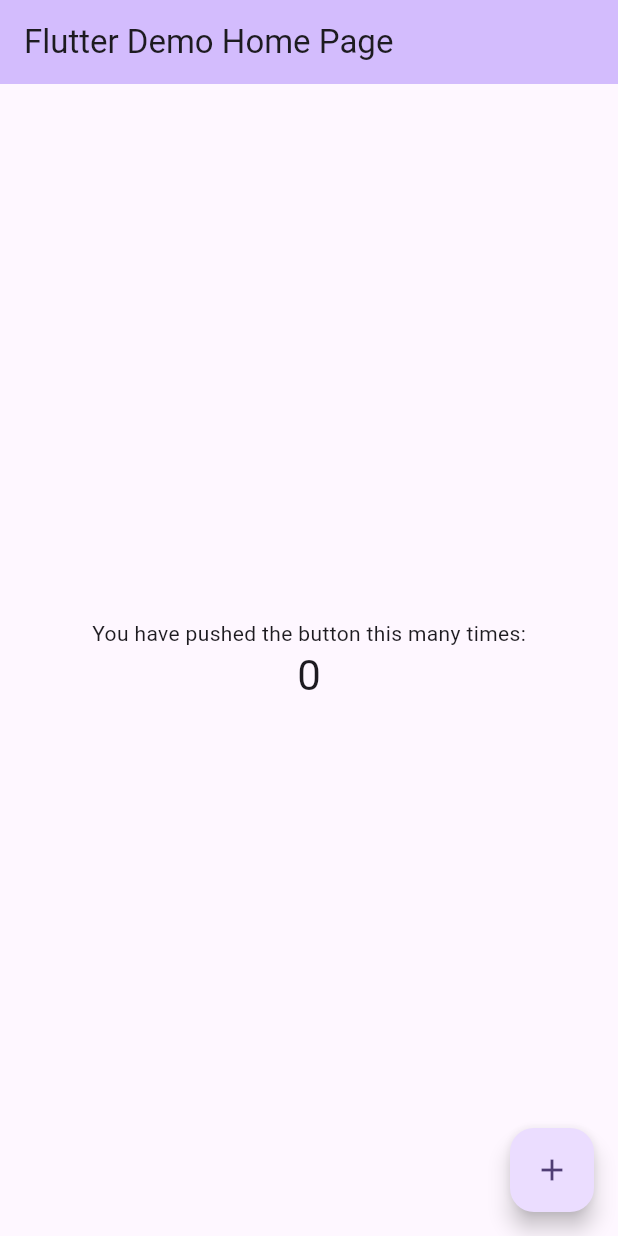
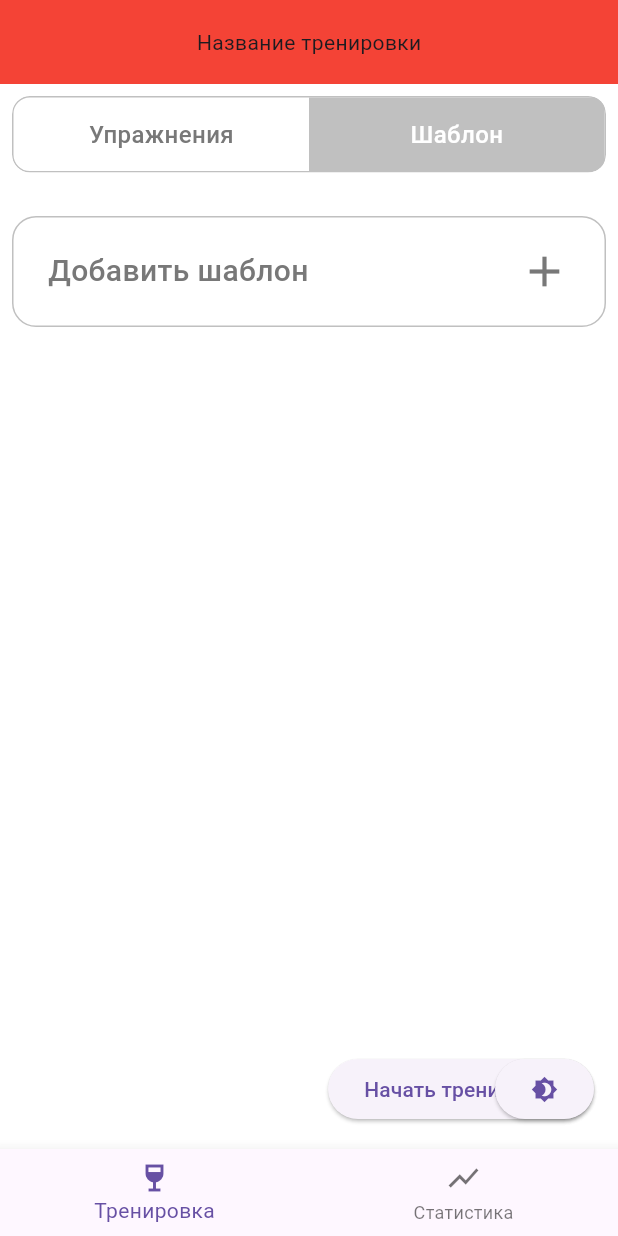
Before and after one commit to andreysemenov2000/training_diary, a Flutter app: the screen it shows after launch, on a phone screen of 412 x 824 dp. Run offline on Flutter 3.47's test engine with Material 3 defaults, Android fonts, the light colour scheme and no system bars; our stand-ins replace go_router.

Commit message:
Тема и навигация

```diff
--- /dev/null
+++ b/lib/features/statistics/statistics_page.dart
@@ -0,0 +1,10 @@
+import 'package:flutter/material.dart';
+
+class StatisticsPage extends StatelessWidget {
+  const StatisticsPage({super.key});
+
+  @override
+  Widget build(BuildContext context) {
+    return const Placeholder();
+  }
+}
--- /dev/null
+++ b/lib/features/train/presentation/pages/create_train_page.dart
@@ -0,0 +1,125 @@
+import 'dart:ui';
+
+import 'package:flutter/cupertino.dart';
+import 'package:flutter/material.dart';
+import 'package:go_router/go_router.dart';
+
+class CreateTrainPage extends StatelessWidget {
+  static const _borderColor = Color(0xffC0C0C0);
+
+  const CreateTrainPage({super.key});
+
+  @override
+  Widget build(BuildContext context) {
+    return Scaffold(
+      appBar: AppBar(
+        backgroundColor: Colors.red,
+        flexibleSpace: const Center(child: Text('Название тренировки')),
+      ),
+      body: Padding(
+        padding: const EdgeInsets.all(8.0),
+        child: Column(
+          children: [
+            _buildSwitcher(context),
+            const SizedBox(height: 29),
+            _buildAddTemplateButton(context),
+            _buildTemplateList(),
+          ],
+        ),
+      ),
+      floatingActionButton: ElevatedButton(
+        child: const Text('Начать тренировку'),
+        onPressed: () {},
+      ),
+    );
+  }
+
+  Widget _buildSwitcher(BuildContext context) {
+    const radius = 12.0;
+
+    return ClipRRect(
+      borderRadius: BorderRadius.circular(radius),
+      child: Container(
+        decoration: BoxDecoration(
+          borderRadius: BorderRadius.circular(radius),
+          border: Border.all(
+            color: _borderColor,
+          ),
+        ),
+        child: Row(
+          children: [
+            Expanded(
+              child: Container(
+                child: const Center(
+                  child: Text(
+                    'Упражнения',
+                    style: TextStyle(
+                      color: Color(0xff787878),
+                      fontWeight: FontWeight.w500,
+                      fontSize: 16,
+                    ),
+                  ),
+                ),
+              ),
+            ),
+            Expanded(
+              child: Container(
+                padding: const EdgeInsets.symmetric(vertical: 13),
+                color: _borderColor,
+                child: const Center(
+                  child: Text(
+                    'Шаблон',
+                    style: TextStyle(
+                      color: Colors.white,
+                      fontWeight: FontWeight.w500,
+                      fontSize: 16,
+                    ),
+                  ),
+                ),
+              ),
+            ),
+          ],
+        ),
+      ),
+    );
+  }
+
+  Widget _buildAddTemplateButton(BuildContext context) {
+    return InkWell(
+      borderRadius: BorderRadius.circular(16),
+      onTap: () {
+        GoRouter.of(context).go('/train/details');
+      },
+      child: Container(
+        height: 74,
+        padding: const EdgeInsets.symmetric(horizontal: 23),
+        decoration: BoxDecoration(
+          borderRadius: BorderRadius.circular(16),
+          border: Border.all(color: _borderColor),
+        ),
+        child: const Row(
+          children: [
+            Text(
+              'Добавить шаблон',
+              style: TextStyle(
+                color: Color(0xff787878),
+                fontWeight: FontWeight.w500,
+                fontSize: 20,
+              ),
+            ),
+            Spacer(),
+            Icon(
+              Icons.add,
+              color: Color(0xff787878),
+              size: 34,
+            ),
+          ],
+        ),
+      ),
+    );
+  }
+
+  Widget _buildTemplateList() {
+    return Container();
+  }
+}
--- /dev/null
+++ b/lib/features/train/presentation/pages/details_page.dart
@@ -0,0 +1,10 @@
+import 'package:flutter/material.dart';
+
+class DetailsPage extends StatelessWidget {
+  const DetailsPage({super.key});
+
+  @override
+  Widget build(BuildContext context) {
+    return const Placeholder();
+  }
+}
--- a/lib/main.dart
+++ b/lib/main.dart
@@ -1,125 +1,114 @@
 import 'package:flutter/material.dart';
+import 'package:go_router/go_router.dart';
+import 'package:training_diary/features/statistics/statistics_page.dart';
+import 'package:training_diary/features/train/presentation/pages/create_train_page.dart';
+import 'package:training_diary/features/train/presentation/pages/details_page.dart';
+import 'package:training_diary/utils/themes/theme.dart';
 
 void main() {
-  runApp(const MyApp());
+  runApp(MyApp());
 }
 
-class MyApp extends StatelessWidget {
+class MyApp extends StatefulWidget {
   const MyApp({super.key});
+
+  @override
+  State<MyApp> createState() => _MyAppState();
+}
+
+class _MyAppState extends State<MyApp> {
+  late final GoRouter _router;
+  late final ThemeConfig _themeConfig;
+
+  @override
+  void initState() {
+    super.initState();
+    _router = GoRouter(
+      initialLocation: '/train',
+      routes: [
+        StatefulShellRoute.indexedStack(
+          builder: (context, routerState, navigationShell) => BaseScreen(
+            navigationShell,
+            _themeConfig,
+          ),
+          branches: [
+            StatefulShellBranch(
+              routes: [
+                GoRoute(
+                  path: '/train',
+                  builder: (context, routerState) => const CreateTrainPage(),
+                  routes: [
+                    GoRoute(
+                      path: '/details',
+                      builder: (context, routerState) => const DetailsPage(),
+                    ),
+                  ],
+                ),
+              ],
+            ),
+            StatefulShellBranch(
+              routes: [
+                GoRoute(
+                  path: '/statistics',
+                  builder: (context, routerState) => const StatisticsPage(),
+                ),
+              ],
+            ),
+          ],
+        ),
+      ],
+    );
+    _themeConfig = ThemeConfig();
+    _themeConfig.addListener(
+      () {
+        setState(() {});
+      },
+    );
+  }
 
   // This widget is the root of your application.
   @override
   Widget build(BuildContext context) {
-    return MaterialApp(
+    return MaterialApp.router(
       title: 'Flutter Demo',
-      theme: ThemeData(
-        // This is the theme of your application.
-        //
-        // TRY THIS: Try running your application with "flutter run". You'll see
-        // the application has a purple toolbar. Then, without quitting the app,
-        // try changing the seedColor in the colorScheme below to Colors.green
-        // and then invoke "hot reload" (save your changes or press the "hot
-        // reload" button in a Flutter-supported IDE, or press "r" if you used
-        // the command line to start the app).
-        //
-        // Notice that the counter didn't reset back to zero; the application
-        // state is not lost during the reload. To reset the state, use hot
-        // restart instead.
-        //
-        // This works for code too, not just values: Most code changes can be
-        // tested with just a hot reload.
-        colorScheme: ColorScheme.fromSeed(seedColor: Colors.deepPurple),
-        useMaterial3: true,
-      ),
-      home: const MyHomePage(title: 'Flutter Demo Home Page'),
+      theme: createLightTheme(),
+      darkTheme: createDarkTheme(),
+      themeMode: ThemeConfig().getThemeMode(),
+      routerConfig: _router,
     );
   }
 }
 
-class MyHomePage extends StatefulWidget {
-  const MyHomePage({super.key, required this.title});
+class BaseScreen extends StatelessWidget {
+  final StatefulNavigationShell navigationShell;
+  final ThemeConfig _themeConfig;
 
-  // This widget is the home page of your application. It is stateful, meaning
-  // that it has a State object (defined below) that contains fields that affect
-  // how it looks.
-
-  // This class is the configuration for the state. It holds the values (in this
-  // case the title) provided by the parent (in this case the App widget) and
-  // used by the build method of the State. Fields in a Widget subclass are
-  // always marked "final".
-
-  final String title;
-
-  @override
-  State<MyHomePage> createState() => _MyHomePageState();
-}
-
-class _MyHomePageState extends State<MyHomePage> {
-  int _counter = 0;
-
-  void _incrementCounter() {
-    setState(() {
-      // This call to setState tells the Flutter framework that something has
-      // changed in this State, which causes it to rerun the build method below
-      // so that the display can reflect the updated values. If we changed
-      // _counter without calling setState(), then the build method would not be
-      // called again, and so nothing would appear to happen.
-      _counter++;
-    });
-  }
+  const BaseScreen(this.navigationShell, this._themeConfig, {super.key});
 
   @override
   Widget build(BuildContext context) {
-    // This method is rerun every time setState is called, for instance as done
-    // by the _incrementCounter method above.
-    //
-    // The Flutter framework has been optimized to make rerunning build methods
-    // fast, so that you can just rebuild anything that needs updating rather
-    // than having to individually change instances of widgets.
     return Scaffold(
-      appBar: AppBar(
-        // TRY THIS: Try changing the color here to a specific color (to
-        // Colors.amber, perhaps?) and trigger a hot reload to see the AppBar
-        // change color while the other colors stay the same.
-        backgroundColor: Theme.of(context).colorScheme.inversePrimary,
-        // Here we take the value from the MyHomePage object that was created by
-        // the App.build method, and use it to set our appbar title.
-        title: Text(widget.title),
+      body: navigationShell,
+      bottomNavigationBar: BottomNavigationBar(
+        items: const [
+          BottomNavigationBarItem(
+            icon: Icon(Icons.wine_bar),
+            label: 'Тренировка',
+          ),
+          BottomNavigationBarItem(
+            icon: Icon(Icons.show_chart),
+            label: 'Статистика',
+          ),
+        ],
+        currentIndex: navigationShell.currentIndex,
+        onTap: (i) => navigationShell.goBranch(i),
       ),
-      body: Center(
-        // Center is a layout widget. It takes a single child and positions it
-        // in the middle of the parent.
-        child: Column(
-          // Column is also a layout widget. It takes a list of children and
-          // arranges them vertically. By default, it sizes itself to fit its
-          // children horizontally, and tries to be as tall as its parent.
-          //
-          // Column has various properties to control how it sizes itself and
-          // how it positions its children. Here we use mainAxisAlignment to
-          // center the children vertically; the main axis here is the vertical
-          // axis because Columns are vertical (the cross axis would be
-          // horizontal).
-          //
-          // TRY THIS: Invoke "debug painting" (choose the "Toggle Debug Paint"
-          // action in the IDE, or press "p" in the console), to see the
-          // wireframe for each widget.
-          mainAxisAlignment: MainAxisAlignment.center,
-          children: <Widget>[
-            const Text(
-              'You have pushed the button this many times:',
-            ),
-            Text(
-              '$_counter',
-              style: Theme.of(context).textTheme.headlineMedium,
-            ),
-          ],
-        ),
+      floatingActionButton: ElevatedButton(
+        onPressed: () {
+          _themeConfig.toggleTheme();
+        },
+        child: const Icon(Icons.brightness_4),
       ),
-      floatingActionButton: FloatingActionButton(
-        onPressed: _incrementCounter,
-        tooltip: 'Increment',
-        child: const Icon(Icons.add),
-      ), // This trailing comma makes auto-formatting nicer for build methods.
     );
   }
 }
--- /dev/null
+++ b/lib/utils/themes/dark_theme.dart
@@ -0,0 +1,14 @@
+import 'package:flutter/material.dart';
+
+ThemeData createDarkTheme() => ThemeData(
+      brightness: Brightness.dark,
+      primaryColor: Colors.grey,
+      scaffoldBackgroundColor: Colors.black,
+      fontFamily: 'Montserrat',
+      textTheme: ThemeData.dark().textTheme,
+      buttonTheme: ButtonThemeData(
+        shape: RoundedRectangleBorder(borderRadius: BorderRadius.circular(18.0)),
+        buttonColor: Colors.white,
+        textTheme: ButtonTextTheme.normal,
+      ),
+    );
--- /dev/null
+++ b/lib/utils/themes/light_theme.dart
@@ -0,0 +1,14 @@
+import 'package:flutter/material.dart';
+
+ThemeData createLightTheme() => ThemeData(
+      brightness: Brightness.light,
+      primaryColor: Colors.grey,
+      scaffoldBackgroundColor: Colors.white,
+      fontFamily: 'Montserrat',
+      textTheme: ThemeData.light().textTheme,
+      buttonTheme: ButtonThemeData(
+        shape: RoundedRectangleBorder(borderRadius: BorderRadius.circular(18.0)),
+        buttonColor: Colors.grey,
+        textTheme: ButtonTextTheme.normal,
+      ),
+    );
--- /dev/null
+++ b/lib/utils/themes/theme.dart
@@ -0,0 +1,14 @@
+import 'package:flutter/material.dart';
+export 'package:training_diary/utils/themes/dark_theme.dart';
+export 'package:training_diary/utils/themes/light_theme.dart';
+
+class ThemeConfig with ChangeNotifier {
+  bool _isDark = false;
+
+  ThemeMode getThemeMode() => _isDark ? ThemeMode.dark : ThemeMode.light;
+
+  void toggleTheme() {
+    _isDark = !_isDark;
+    notifyListeners();
+  }
+}
```
Also changed, not shown: pubspec.yaml (+1 -16 lines), pubspec.lock, 1 other file.
